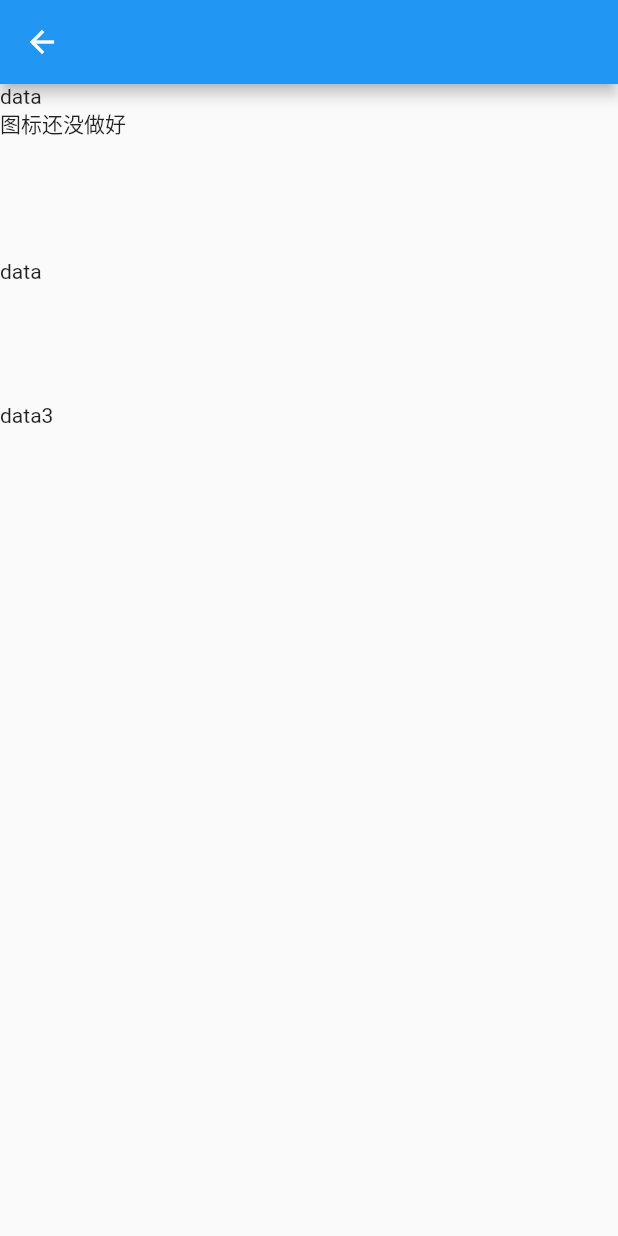
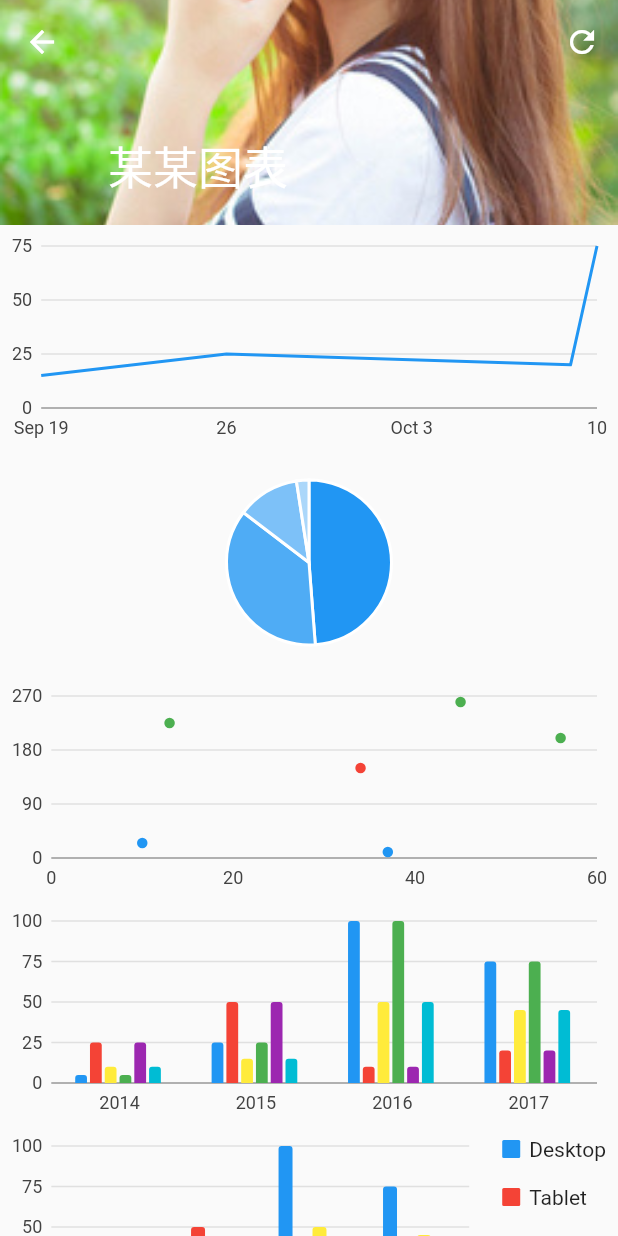
Before and after one commit to cuihee/flutter_first_app, a Flutter app: the ShowCharts screen opened directly, on a phone screen of 412 x 824 dp. Run offline on Flutter 3.47's test engine with Material 2 defaults, Android fonts, the phone set to English and light mode, and no system bars; drawn by our look-alikes of oktoast; our stand-ins replace charts_flutter, dio, fluttertoast; missing offline and left inert: groovin_material_icons; network calls fail.

Commit message:
modified and showcharts

```diff
--- a/lib/components/fuwu_card.dart
+++ b/lib/components/fuwu_card.dart
@@ -1,6 +1,6 @@
 import 'package:flutter/material.dart';
 import 'package:flutter_first_app/independence/charts/simple_bar_charts.dart';
-import 'package:flutter_first_app/views/showCharts.dart';
+import 'package:flutter_first_app/components/showCharts.dart';
 
 class FuwuCard extends StatelessWidget {
   String title = '未命名的标题', subtitle = '未命名副标题';
--- a/lib/components/myFuwuCard.dart
+++ b/lib/components/myFuwuCard.dart
@@ -1,6 +1,6 @@
 import 'package:flutter/material.dart';
 import 'package:flutter_first_app/independence/charts/simple_bar_charts.dart';
-import 'package:flutter_first_app/views/showCharts.dart';
+import 'package:flutter_first_app/components/showCharts.dart';
 
 class MyFuwuCard extends StatelessWidget {
   String title = '未命名的标题', subtitle = '未命名副标题';
@@ -41,7 +41,7 @@ class MyFuwuCard extends StatelessWidget {
           Navigator.push(
             context,
             MaterialPageRoute(
-              builder: (context) => SimpleBarChart.withSampleData(),
+              builder: (context) => ShowCharts(),
             ),
           );
         },
--- /dev/null
+++ b/lib/components/showCharts.dart
@@ -0,0 +1,142 @@
+import 'package:flutter/material.dart';
+import 'package:flutter_first_app/model/chart_bean.dart';
+import 'package:fluttertoast/fluttertoast.dart';
+import 'package:charts_flutter/flutter.dart' as charts;
+
+/*
+计划是传进来数据和表格形式组合好的widget，在这里显示出来
+ */
+class ShowCharts extends StatefulWidget {
+  @override
+  State<StatefulWidget> createState() {
+    return new _ShowCharts();
+  }
+}
+
+class _ShowCharts extends State<ShowCharts> {
+  List<Widget> widgetList = List();
+  bool animate;
+
+  @override
+  void initState() {
+    super.initState();
+    loadChartData();
+  }
+
+  //当整个页面dispose时，记得把控制器也dispose掉，释放内存
+  @override
+  void dispose() {
+    super.dispose();
+  }
+
+  @override
+  Widget build(BuildContext context) {
+    return Scaffold(
+      body: CustomScrollView(
+        slivers: <Widget>[
+          SliverAppBar(
+            actions: <Widget>[
+              new Container(
+                child: IconButton(
+                  icon: Icon(Icons.refresh),
+                  onPressed: () {
+                    Fluttertoast.showToast(
+                      msg: "刷新中",
+                      gravity: ToastGravity.TOP,
+                      toastLength: Toast.LENGTH_LONG,
+                    );
+                  },
+                ),
+
+              )
+            ],
+            leading: null,
+            centerTitle: true,
+            pinned: true,
+            backgroundColor: Colors.blue,
+            expandedHeight: 150.0,
+            flexibleSpace: new FlexibleSpaceBar(
+              background: Image.asset(
+                'assets/images/02.jpg', fit: BoxFit.cover,),
+              centerTitle: false,
+              title: const Text('某某图表'),
+            ),
+          ),
+          SliverFixedExtentList(
+            itemExtent: 150.0,
+            delegate: SliverChildBuilderDelegate(
+                  (BuildContext context, int index) {
+                return widgetList[index];
+              },
+              childCount: widgetList.length,
+            ),
+          ),
+        ],
+      ),
+    );
+  }
+
+  void loadChartData() async {
+    widgetList.add(
+      charts.TimeSeriesChart(
+        ChartFlutterBean.createSampleData0(),
+        animate: animate,
+        dateTimeFactory: new charts.LocalDateTimeFactory(),
+      ),
+    );
+    widgetList.add(
+      new charts.PieChart(
+        ChartFlutterBean.createSampleData1(),
+        animate: animate,
+        defaultRenderer: new charts.ArcRendererConfig(arcWidth: 60),
+      ),
+    );
+    widgetList.add(
+      new charts.ScatterPlotChart(
+        ChartFlutterBean.createSampleData3(),
+        animate: animate,
+        defaultRenderer: new charts.PointRendererConfig(
+          pointRendererDecorators: [
+            new charts.ComparisonPointsDecorator(
+              symbolRenderer: new charts.CylinderSymbolRenderer(),
+            ),
+          ],
+        ),
+      ),
+    );
+    widgetList.add(
+      new charts.BarChart(
+        ChartFlutterBean.createSampleData(),
+        animate: animate,
+        barGroupingType: charts.BarGroupingType.groupedStacked,
+      ),
+    );
+    widgetList.add(
+      new charts.BarChart(
+        new ChartFlutterBean().getData(),
+        animate: animate,
+        behaviors: [
+          new charts.SeriesLegend(
+              position: charts.BehaviorPosition.end, desiredMaxRows: 2),
+        ],
+      ),
+    );
+    widgetList.add(
+      new charts.BarChart(
+        ChartFlutterBean.createSampleData(),
+        animate: animate,
+        barGroupingType: charts.BarGroupingType.groupedStacked,
+      ),
+    );
+    widgetList.add(
+      new charts.BarChart(
+        new ChartFlutterBean().getData(),
+        animate: animate,
+        behaviors: [
+          new charts.SeriesLegend(
+              position: charts.BehaviorPosition.end, desiredMaxRows: 2),
+        ],
+      ),
+    );
+  }
+}
--- /dev/null
+++ b/lib/independence/snackBarDemo/snack_bar.dart
@@ -0,0 +1,41 @@
+import 'package:flutter/material.dart';
+
+void main() => runApp(SnackBarDemo());
+
+class SnackBarDemo extends StatelessWidget {
+  @override
+  Widget build(BuildContext context) {
+    return MaterialApp(
+      title: 'SnackBar Demo',
+      home: Scaffold(
+        appBar: AppBar(
+          title: Text('SnackBar Demo'),
+        ),
+        body: SnackBarPage(),
+      ),
+    );
+  }
+}
+
+class SnackBarPage extends StatelessWidget {
+  @override
+  Widget build(BuildContext context) {
+    return Center(
+      child: RaisedButton(
+        onPressed: () {
+          final snackBar = SnackBar(
+            content: Text('A SnackBar!'),
+            action: SnackBarAction(
+              label: 'Undo',
+              onPressed: () {},
+            ),
+          );
+
+          // Find the Scaffold in the Widget tree and use it to show a SnackBar!
+          Scaffold.of(context).showSnackBar(snackBar);
+        },
+        child: Text('Show SnackBar'),
+      ),
+    );
+  }
+}
--- /dev/null
+++ b/lib/model/chart_bean.dart
@@ -0,0 +1,272 @@
+import 'package:flutter/material.dart';
+import 'package:charts_flutter/flutter.dart' as charts;
+
+/// Sample ordinal data type.
+class OrdinalSales {
+  final String year;
+  final int sales;
+
+  OrdinalSales(this.year, this.sales);
+}
+
+class TimeSeriesSales {
+  final DateTime time;
+  final int sales;
+
+  TimeSeriesSales(this.time, this.sales);
+}
+
+class LinearSales {
+  final int year;
+  final int sales;
+
+  LinearSales(this.year, this.sales);
+}
+
+/// Sample linear data type.
+class LinearSaless {
+  final int year;
+  final int yearLower;
+  final int yearUpper;
+  final int sales;
+  final int salesLower;
+  final int salesUpper;
+  final double radius;
+
+  LinearSaless(this.year, this.yearLower, this.yearUpper, this.sales,
+      this.salesLower, this.salesUpper, this.radius);
+}
+
+class ChartFlutterBean {
+  static List<charts.Series<TimeSeriesSales, DateTime>> createSampleData0() {
+    final data = [
+      new TimeSeriesSales(new DateTime(2017, 9, 19), 15),
+      new TimeSeriesSales(new DateTime(2017, 9, 26), 25),
+      new TimeSeriesSales(new DateTime(2017, 10, 9), 20),
+      new TimeSeriesSales(new DateTime(2017, 10, 10), 75),
+    ];
+
+    return [
+      new charts.Series<TimeSeriesSales, DateTime>(
+        id: 'Sales',
+        colorFn: (_, __) => charts.MaterialPalette.blue.shadeDefault,
+        domainFn: (TimeSeriesSales sales, _) => sales.time,
+        measureFn: (TimeSeriesSales sales, _) => sales.sales,
+        data: data,
+      ),
+    ];
+  }
+
+  //饼状图
+  static List<charts.Series<LinearSales, int>> createSampleData1() {
+    final data = [
+      new LinearSales(0, 100),
+      new LinearSales(1, 75),
+      new LinearSales(2, 25),
+      new LinearSales(3, 5),
+    ];
+
+    return [
+      new charts.Series<LinearSales, int>(
+        id: 'Sales',
+        domainFn: (LinearSales sales, _) => sales.year,
+        measureFn: (LinearSales sales, _) => sales.sales,
+        data: data,
+      )
+    ];
+
+    //点
+  }
+
+  /// Create one series with sample hard coded data.
+  static List<charts.Series<LinearSaless, int>> createSampleData3() {
+    final data = [
+      new LinearSaless(10, 7, 10, 25, 20, 25, 5.0),
+      new LinearSaless(13, 11, 13, 225, 205, 225, 5.0),
+      new LinearSaless(34, 34, 24, 150, 150, 130, 5.0),
+      new LinearSaless(37, 37, 57, 10, 10, 12, 6.5),
+      new LinearSaless(45, 35, 45, 260, 300, 260, 8.0),
+      new LinearSaless(56, 46, 56, 200, 170, 200, 7.0),
+    ];
+
+    final maxMeasure = 300;
+
+    return [
+      new charts.Series<LinearSaless, int>(
+        id: 'Sales',
+        // Providing a color function is optional.
+        colorFn: (LinearSaless sales, _) {
+          // Bucket the measure column value into 3 distinct colors.
+          final bucket = sales.sales / maxMeasure;
+
+          if (bucket < 1 / 3) {
+            return charts.MaterialPalette.blue.shadeDefault;
+          } else if (bucket < 2 / 3) {
+            return charts.MaterialPalette.red.shadeDefault;
+          } else {
+            return charts.MaterialPalette.green.shadeDefault;
+          }
+        },
+        domainFn: (LinearSaless sales, _) => sales.year,
+        domainLowerBoundFn: (LinearSaless sales, _) => sales.yearLower,
+        domainUpperBoundFn: (LinearSaless sales, _) => sales.yearUpper,
+        measureFn: (LinearSaless sales, _) => sales.sales,
+        measureLowerBoundFn: (LinearSaless sales, _) => sales.salesLower,
+        measureUpperBoundFn: (LinearSaless sales, _) => sales.salesUpper,
+        // Providing a radius function is optional.
+        radiusPxFn: (LinearSaless sales, _) => sales.radius,
+        data: data,
+      )
+    ];
+  }
+
+  //条形图：
+  static List<charts.Series<OrdinalSales, String>> createSampleData() {
+    final desktopSalesDataA = [
+      new OrdinalSales('2014', 5),
+      new OrdinalSales('2015', 25),
+      new OrdinalSales('2016', 100),
+      new OrdinalSales('2017', 75),
+    ];
+
+    final tableSalesDataA = [
+      new OrdinalSales('2014', 25),
+      new OrdinalSales('2015', 50),
+      new OrdinalSales('2016', 10),
+      new OrdinalSales('2017', 20),
+    ];
+
+    final mobileSalesDataA = [
+      new OrdinalSales('2014', 10),
+      new OrdinalSales('2015', 15),
+      new OrdinalSales('2016', 50),
+      new OrdinalSales('2017', 45),
+    ];
+
+    final desktopSalesDataB = [
+      new OrdinalSales('2014', 5),
+      new OrdinalSales('2015', 25),
+      new OrdinalSales('2016', 100),
+      new OrdinalSales('2017', 75),
+    ];
+
+    final tableSalesDataB = [
+      new OrdinalSales('2014', 25),
+      new OrdinalSales('2015', 50),
+      new OrdinalSales('2016', 10),
+      new OrdinalSales('2017', 20),
+    ];
+
+    final mobileSalesDataB = [
+      new OrdinalSales('2014', 10),
+      new OrdinalSales('2015', 15),
+      new OrdinalSales('2016', 50),
+      new OrdinalSales('2017', 45),
+    ];
+
+    return [
+      new charts.Series<OrdinalSales, String>(
+        id: 'Desktop A',
+        seriesCategory: 'A',
+        domainFn: (OrdinalSales sales, _) => sales.year,
+        measureFn: (OrdinalSales sales, _) => sales.sales,
+        data: desktopSalesDataA,
+      ),
+      new charts.Series<OrdinalSales, String>(
+        id: 'Tablet A',
+        seriesCategory: 'A',
+        domainFn: (OrdinalSales sales, _) => sales.year,
+        measureFn: (OrdinalSales sales, _) => sales.sales,
+        data: tableSalesDataA,
+      ),
+      new charts.Series<OrdinalSales, String>(
+        id: 'Mobile A',
+        seriesCategory: 'A',
+        domainFn: (OrdinalSales sales, _) => sales.year,
+        measureFn: (OrdinalSales sales, _) => sales.sales,
+        data: mobileSalesDataA,
+      ),
+      new charts.Series<OrdinalSales, String>(
+        id: 'Desktop B',
+        seriesCategory: 'B',
+        domainFn: (OrdinalSales sales, _) => sales.year,
+        measureFn: (OrdinalSales sales, _) => sales.sales,
+        data: desktopSalesDataB,
+      ),
+      new charts.Series<OrdinalSales, String>(
+        id: 'Tablet B',
+        seriesCategory: 'B',
+        domainFn: (OrdinalSales sales, _) => sales.year,
+        measureFn: (OrdinalSales sales, _) => sales.sales,
+        data: tableSalesDataB,
+      ),
+      new charts.Series<OrdinalSales, String>(
+        id: 'Mobile B',
+        seriesCategory: 'B',
+        domainFn: (OrdinalSales sales, _) => sales.year,
+        measureFn: (OrdinalSales sales, _) => sales.sales,
+        data: mobileSalesDataB,
+      ),
+    ];
+  }
+
+  List<charts.Series<OrdinalSales, String>> getData() {
+    final desktopSalesData = [
+      new OrdinalSales('2014', 5),
+      new OrdinalSales('2015', 25),
+      new OrdinalSales('2016', 100),
+      new OrdinalSales('2017', 75),
+    ];
+
+    final tabletSalesData = [
+      new OrdinalSales('2014', 25),
+      new OrdinalSales('2015', 50),
+      new OrdinalSales('2016', 10),
+      new OrdinalSales('2017', 20),
+    ];
+
+    final mobileSalesData = [
+      new OrdinalSales('2014', 10),
+      new OrdinalSales('2015', 15),
+      new OrdinalSales('2016', 50),
+      new OrdinalSales('2017', 45),
+    ];
+
+    final otherSalesData = [
+      new OrdinalSales('2014', 20),
+      new OrdinalSales('2015', 35),
+      new OrdinalSales('2016', 15),
+      new OrdinalSales('2017', 10),
+    ];
+
+    return [
+      new charts.Series<OrdinalSales, String>(
+        id: 'Desktop',
+        domainFn: (OrdinalSales sales, _) => sales.year,
+        measureFn: (OrdinalSales sales, _) => sales.sales,
+        data: desktopSalesData,
+      ),
+      new charts.Series<OrdinalSales, String>(
+        id: 'Tablet',
+        domainFn: (OrdinalSales sales, _) => sales.year,
+        measureFn: (OrdinalSales sales, _) => sales.sales,
+        data: tabletSalesData,
+      ),
+      new charts.Series<OrdinalSales, String>(
+        id: 'Mobile',
+        domainFn: (OrdinalSales sales, _) => sales.year,
+        measureFn: (OrdinalSales sales, _) => sales.sales,
+        data: mobileSalesData,
+      ),
+      new charts.Series<OrdinalSales, String>(
+        id: 'Other',
+        insideLabelStyleAccessorFn: (T, int) {
+          return charts.TextStyleSpec(color: charts.Color.transparent);
+        },
+        domainFn: (OrdinalSales sales, _) => sales.year,
+        measureFn: (OrdinalSales sales, _) => sales.sales,
+        data: otherSalesData,
+      ),
+    ];
+  }
+}
--- a/lib/router/routers.dart
+++ b/lib/router/routers.dart
@@ -1,8 +1,8 @@
 import 'package:flutter_first_app/main.dart';
 import 'package:flutter_first_app/model/simpleNavName.dart';
-import 'package:flutter_first_app/views/ForgetPassword.dart';
+import 'package:flutter_first_app/views/login_forget_password.dart';
 import 'package:flutter_first_app/views/home.dart';
-import 'package:flutter_first_app/views/register.dart';
+import 'package:flutter_first_app/views/login_register.dart';
 
 var routes = {
   "/login": (context) => LoginPage(),
--- a/lib/views/home.dart
+++ b/lib/views/home.dart
@@ -1,9 +1,9 @@
 import 'package:flutter/material.dart';
-import 'package:flutter_first_app/views/dongtai.dart';
-import 'package:flutter_first_app/views/fuwu.dart';
-import 'package:flutter_first_app/views/myNote.dart';
-import 'package:flutter_first_app/views/myNote2.dart';
-import 'package:flutter_first_app/views/zuzhi.dart';
+import 'package:flutter_first_app/views/home_dongtai.dart';
+import 'package:flutter_first_app/views/home_fuwu.dart';
+import 'package:flutter_first_app/views/home_drawer_myNote.dart';
+import 'package:flutter_first_app/views/home_drawer_myNote2.dart';
+import 'package:flutter_first_app/views/home_zuzhi.dart';
 import 'package:oktoast/oktoast.dart';
 
 class Home extends StatefulWidget {
@@ -26,18 +26,11 @@ class _Home extends State<Home> with SingleTickerProviderStateMixin {
   Widget build(BuildContext context) {
     return Scaffold(
       appBar: AppBar(
-        //导航栏
-        // leading: new IconButton(
-        //   icon: new Icon(Icons.menu),
-        //   tooltip: '左上角的三横',
-        //   onPressed: (){new MyDrawer();},
-        //   ),
-
         title: Text("OutZone"),
         actions: <Widget>[
           //导航栏右侧菜单
           //IconButton(icon: Icon(Icons.info_outline), onPressed: () {showToast('...');}),
-          new IconButton(
+          IconButton(
               icon: Icon(Icons.search),
               onPressed: () {
                 showToast('搜索');
--- a/lib/views/showCharts.dart
+++ /dev/null
@@ -1,31 +0,0 @@
-import 'package:flutter/material.dart';
-
-class ShowCharts extends StatefulWidget {
-  @override
-  State<StatefulWidget> createState() {
-    return new _ShowCharts();
-  }
-}
-
-class _ShowCharts extends State<ShowCharts> {
-  @override
-  Widget build(BuildContext context) {
-    return new Scaffold(
-      appBar: AppBar(),
-      body: ListView(
-        children: <Widget>[
-          Text('data'),
-          Text('图标还没做好'),
-          SizedBox(
-            height: 80,
-          ),
-          Text('data'),
-          SizedBox(
-            height: 80,
-          ),
-          Text('data3'),
-        ],
-      ),
-    );
-  }
-}
--- a/pubspec.yaml
+++ b/pubspec.yaml
@@ -25,6 +25,7 @@ dependencies:
   groovin_material_icons:  # 商业相关的图标库
   http:  # 简单的网络库
   dio:  # 比http功能丰富的网络库
+  fluttertoast: ^2.1.1  # 显示toast的库
 
 
 
```
Also changed, not shown: lib/views/home_dongtai.dart (renamed from lib/views/dongtai.dart), lib/views/home_drawer_myNote.dart (renamed from lib/views/myNote.dart), lib/views/home_drawer_myNote2.dart (renamed from lib/views/myNote2.dart), lib/views/home_fuwu.dart (renamed from lib/views/fuwu.dart), lib/views/home_zuzhi.dart (renamed from lib/views/zuzhi.dart), lib/views/login_forget_password.dart (renamed from lib/views/ForgetPassword.dart), lib/views/login_register.dart (renamed from lib/views/register.dart).
